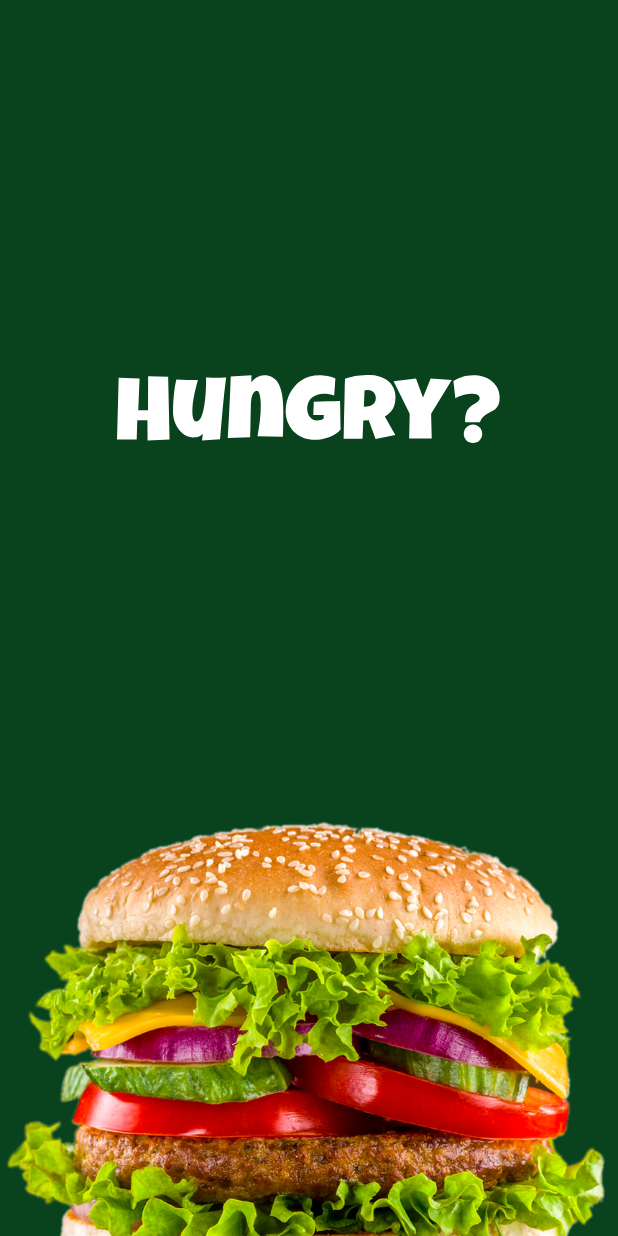
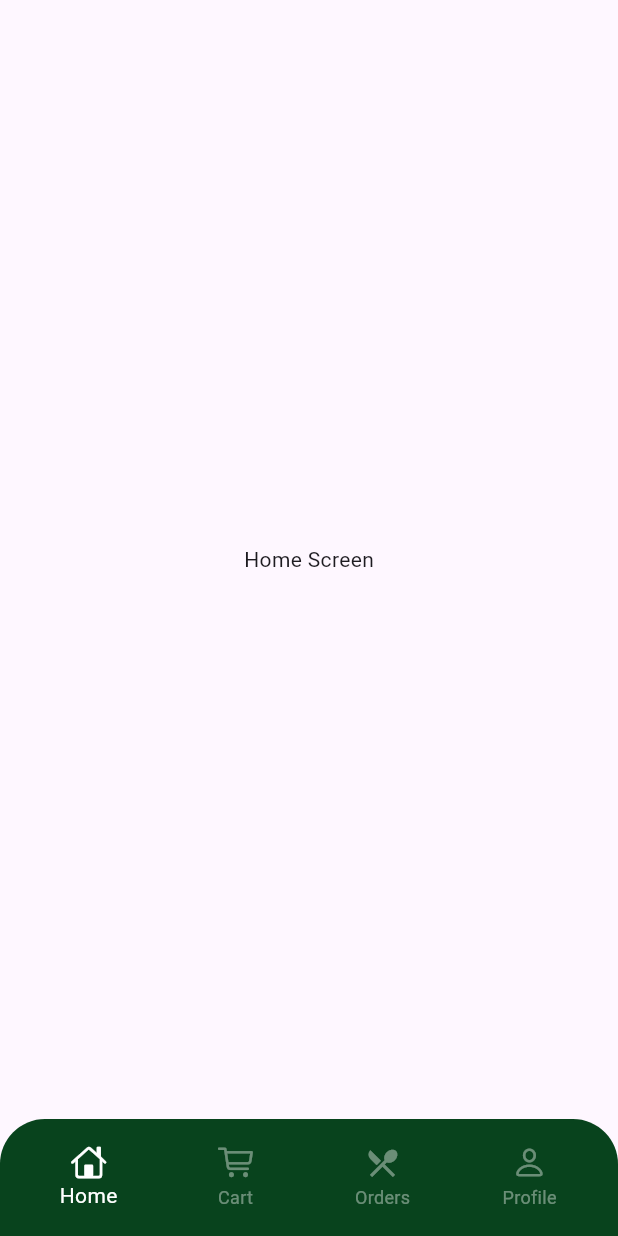
Before and after one commit to Amaniiy/Hungery_App, a Flutter app: the screen it shows after launch, on a phone screen of 412 x 824 dp. Run offline on Flutter 3.47's test engine with Material 3 defaults, Android fonts, the phone set to English and light mode, and no system bars; our stand-ins replace flutter_svg, gap.

Commit message:
-build login screen -build signup screen -build root screen

```diff
--- /dev/null
+++ b/lib/features/home/ui/home.dart
@@ -0,0 +1,15 @@
+import 'package:flutter/material.dart';
+
+class HomeScreen extends StatelessWidget {
+  const HomeScreen({super.key});
+
+  @override
+  Widget build(BuildContext context) {
+    return Scaffold(
+      body: Container(
+        alignment: Alignment.center,
+        child: const Text('Home Screen'),
+      ),
+    );
+  }
+}
--- a/lib/main.dart
+++ b/lib/main.dart
@@ -1,4 +1,7 @@
 import 'package:flutter/material.dart';
+import 'package:sonic_app/features/auth/login/ui/login_ui.dart';
+import 'package:sonic_app/features/auth/signup/ui/signup.dart';
+import 'package:sonic_app/root.dart';
 import 'package:sonic_app/splash.dart';
 
 void main() {
@@ -16,7 +19,7 @@ class MyApp extends StatelessWidget {
       theme: ThemeData(
         colorScheme: ColorScheme.fromSeed(seedColor: Colors.deepPurple),
       ),
-      home: const SplashScreen(),
+      home: const Root(),
     );
   }
 }
--- /dev/null
+++ b/lib/root.dart
@@ -0,0 +1,82 @@
+import 'package:flutter/cupertino.dart';
+import 'package:flutter/material.dart';
+import 'package:sonic_app/core/theming/colorsapp.dart';
+import 'package:sonic_app/features/auth/profile/ui/profile.dart';
+import 'package:sonic_app/features/cart/ui/cart.dart';
+import 'package:sonic_app/features/home/ui/home.dart';
+import 'package:sonic_app/features/orderHistory/ui/order_history.dart';
+
+class Root extends StatefulWidget {
+  const Root({super.key});
+
+  @override
+  State<Root> createState() => _RootState();
+}
+
+class _RootState extends State<Root> {
+  late PageController pageController;
+
+  late final List<Widget> screens;
+  int currentIndex = 0;
+
+  @override
+  void initState() {
+    super.initState();
+    screens = [
+      const HomeScreen(),
+      const CartScreen(),
+      const OrderHistoryScreen(),
+      const ProfileScreen(),
+    ];
+    pageController = PageController(initialPage: currentIndex);
+  }
+
+  @override
+  Widget build(BuildContext context) {
+    return Scaffold(
+      body: PageView(controller: pageController, children: screens),
+      bottomNavigationBar: Container(
+        padding: const EdgeInsets.all(10),
+        decoration: BoxDecoration(
+          color: ColorsApp.mainColor,
+          borderRadius: BorderRadius.only(
+            topLeft: Radius.circular(30),
+            topRight: Radius.circular(30),
+          ),
+        ),
+
+        child: BottomNavigationBar(
+          currentIndex: currentIndex,
+          onTap: (index) {
+            setState(() => currentIndex = index);
+            pageController.jumpToPage(index);
+          },
+          elevation: 0,
+          backgroundColor: Colors.transparent,
+          type: BottomNavigationBarType.fixed,
+          selectedItemColor: Colors.white,
+          unselectedItemColor: Colors.white.withOpacity(0.4),
+
+          items: [
+            BottomNavigationBarItem(
+              icon: Icon(CupertinoIcons.home),
+              label: "Home",
+            ),
+            BottomNavigationBarItem(
+              icon: Icon(CupertinoIcons.shopping_cart),
+              label: "Cart",
+            ),
+            BottomNavigationBarItem(
+              icon: Icon(Icons.local_restaurant_sharp),
+              label: "Orders",
+            ),
+            BottomNavigationBarItem(
+              icon: Icon(CupertinoIcons.person),
+              label: "Profile",
+            ),
+          ],
+        ),
+      ),
+    );
+  }
+}
--- a/lib/splash.dart
+++ b/lib/splash.dart
@@ -18,6 +18,7 @@ class SplashScreen extends StatelessWidget {
 
           Spacer(),
           Image.asset("assets/images/splash.png"),
+          Gap(25),
         ],
       ),
     );
```
Also changed, not shown: lib/core/widgets/text_form_field.dart (added, +68 -0 lines), lib/features/auth/login/ui/login_ui.dart (+74 -4 lines), lib/features/auth/profile/ui/profile.dart (added, +10 -0 lines), lib/features/auth/signup/ui/signup.dart (added, +85 -0 lines), lib/features/cart/ui/cart.dart (added, +15 -0 lines), lib/features/orderHistory/ui/order_history.dart (added, +10 -0 lines).
